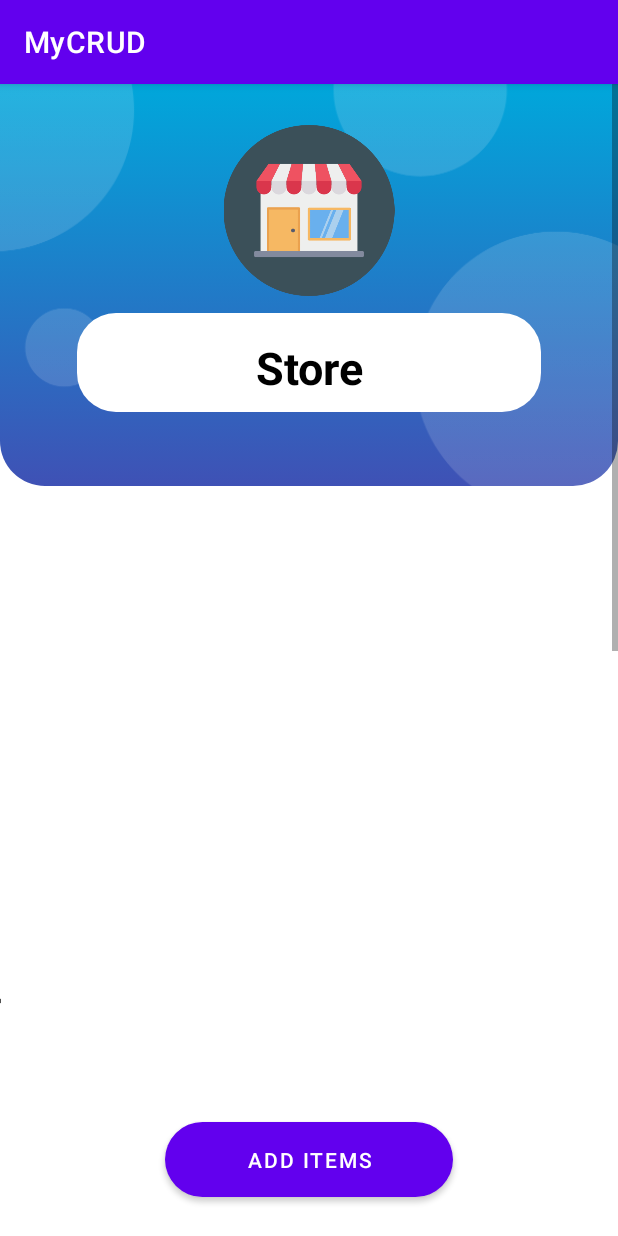
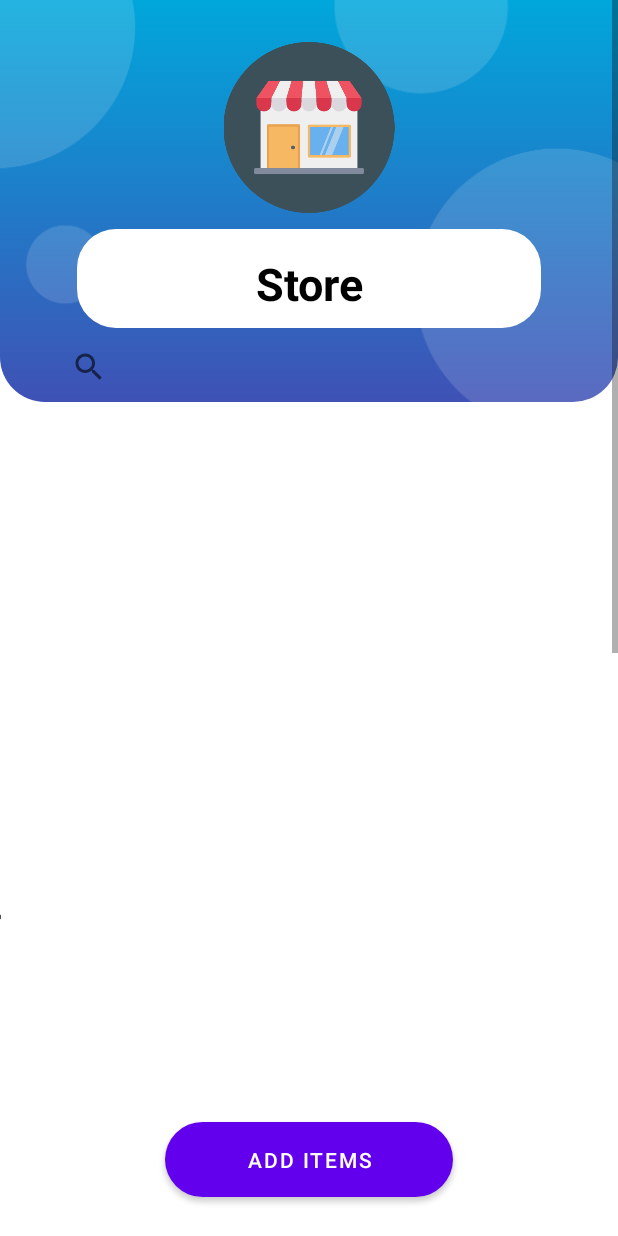
Before and after one commit to it21274398/MADApp, an Android app: the FetchingActivity screen opened directly, with no data from a screen before it, on a phone screen of 412 x 824 dp. Run offline under Robolectric (Android 15) with nearby library versions, the phone set to English and light mode, and no system bars; our stand-ins replace Firebase (no records; nobody signed in at launch, a user with empty details on screens opened directly).

Commit message:
Anuga CRUD Done.

```diff
--- a/app/src/main/java/com/example/mycrud/EmpAdapter.kt
+++ b/app/src/main/java/com/example/mycrud/EmpAdapter.kt
@@ -16,6 +16,8 @@ class EmpAdapter(private val empList: ArrayList<EmployeeModel>) :
         fun onItemClick(position: Int)
     }
 
+
+    //set click listener
     fun setOnItemClickListener(clickListener: onItemClickListener) {
         mListener = clickListener
     }
@@ -39,6 +41,8 @@ class EmpAdapter(private val empList: ArrayList<EmployeeModel>) :
         return empList.size
     }
 
+
+    //view holder class
     class ViewHolder(itemView: View, clickListener: onItemClickListener) :
         RecyclerView.ViewHolder(itemView) {
 
--- a/app/src/main/java/com/example/mycrud/EmployeeModel.kt
+++ b/app/src/main/java/com/example/mycrud/EmployeeModel.kt
@@ -1,5 +1,6 @@
 package com.example.mycrud
 
+//details from firebase
 data class EmployeeModel(
     var ProductId: String? = null,
     var ProductName: String? = null,
--- a/app/src/main/res/layout/activity_fetching.xml
+++ b/app/src/main/res/layout/activity_fetching.xml
@@ -25,6 +25,21 @@
                 app:layout_constraintStart_toStartOf="parent"
                 app:layout_constraintTop_toTopOf="parent">
 
+                <SearchView
+                    android:id="@+id/search"
+                    android:layout_width="341dp"
+                    android:layout_height="wrap_content"
+                    android:layout_below="@id/imageView2"
+                    android:layout_marginTop="2dp"
+                    android:focusable="false"
+                    app:iconifiedByDefault="false"
+                    app:layout_constraintBottom_toBottomOf="parent"
+                    app:layout_constraintEnd_toEndOf="parent"
+                    app:layout_constraintStart_toStartOf="parent"
+                    app:layout_constraintTop_toBottomOf="@+id/constraintLayout2"
+                    app:queryHint="Search..."
+                    app:searchHintIcon="@null" />
+
                 <ImageView
                     android:id="@+id/imageView2"
                     android:layout_width="421dp"
@@ -33,8 +48,10 @@
                     android:scaleType="centerCrop"
                     app:layout_constraintBottom_toBottomOf="parent"
                     app:layout_constraintEnd_toEndOf="parent"
+                    app:layout_constraintHorizontal_bias="0.454"
                     app:layout_constraintStart_toStartOf="parent"
                     app:layout_constraintTop_toTopOf="parent"
+                    app:layout_constraintVertical_bias="0.428"
                     app:srcCompat="@drawable/circles" />
 
                 <androidx.constraintlayout.widget.ConstraintLayout
--- a/app/src/main/res/values-night/themes.xml
+++ b/app/src/main/res/values-night/themes.xml
@@ -2,7 +2,7 @@
     <!-- Base application theme. -->
     <style name="Theme.MyCRUD" parent="Theme.MaterialComponents.DayNight.DarkActionBar">
         <!-- Primary brand color. -->
-        <item name="colorPrimary">@color/purple_200</item>
+        <item name="colorPrimary">@color/blackground_button</item>
         <item name="colorPrimaryVariant">@color/purple_700</item>
         <item name="colorOnPrimary">@color/black</item>
         <!-- Secondary brand color. -->
--- a/app/src/main/res/values/themes.xml
+++ b/app/src/main/res/values/themes.xml
@@ -1,6 +1,6 @@
 <resources xmlns:tools="http://schemas.android.com/tools">
     <!-- Base application theme. -->
-    <style name="Theme.MyCRUD" parent="Theme.MaterialComponents.DayNight.DarkActionBar">
+    <style name="Theme.MyCRUD" parent="Theme.MaterialComponents.DayNight.NoActionBar">
         <!-- Primary brand color. -->
         <item name="colorPrimary">@color/purple_500</item>
         <item name="colorPrimaryVariant">@color/purple_700</item>
```
Also changed, not shown: app/src/main/java/com/example/mycrud/EmployeeDetailsActivity.kt (+7 -0 lines), app/src/main/java/com/example/mycrud/FetchingActivity.kt (+12 -0 lines), app/src/main/java/com/example/mycrud/InsertionActivity.kt (+7 -1 lines), app/src/main/java/com/example/mycrud/MainActivity.kt (+5 -2 lines).
